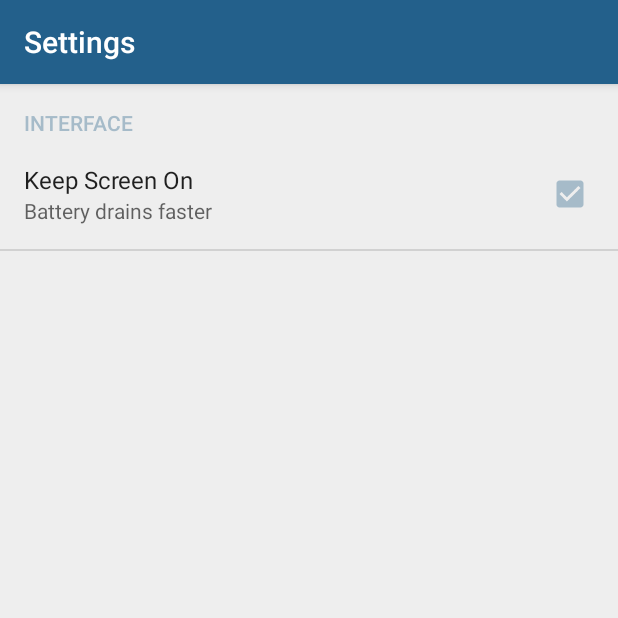
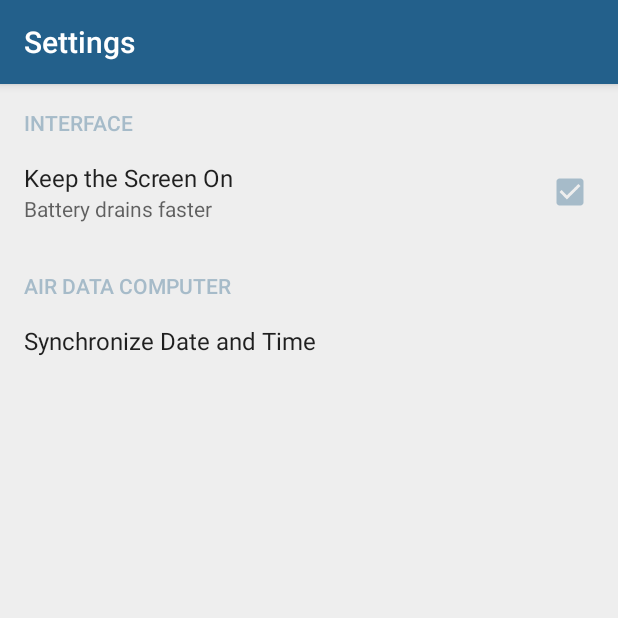
Before and after one commit to BasicAirData/AirDataBridge, an Android app: the screen it shows after launch (SettingsActivity), in the options menu, after a tap on "Settings", on a phone screen of 412 x 824 dp, the top half of it. Run offline under Robolectric (Android 15) with nearby library versions, the phone set to English and light mode, and no system bars; our stand-ins replace EventBus; libraries missing offline, so code that uses them is left out: eu.basicairdata.bluetoothhelper; 1 statement that could not run was skipped.

Commit message:
Closes #1 - Implement the time synchronization between ADC and Android device

```diff
--- a/app/build.gradle
+++ b/app/build.gradle
@@ -8,7 +8,7 @@ android {
         minSdkVersion 14
         targetSdkVersion 25
         versionCode 1
-        versionName "0.5b_20180208"
+        versionName "0.5b_20180210"
         testInstrumentationRunner "android.support.test.runner.AndroidJUnitRunner"
     }
     buildTypes {
--- a/app/src/main/java/eu/basicairdata/airdatabridge/AirDataBridgeApplication.java
+++ b/app/src/main/java/eu/basicairdata/airdatabridge/AirDataBridgeApplication.java
@@ -25,8 +25,10 @@ import android.content.BroadcastReceiver;
 import android.content.Context;
 import android.content.Intent;
 import android.content.IntentFilter;
+import android.content.SharedPreferences;
 import android.os.Environment;
 import android.os.Handler;
+import android.preference.PreferenceManager;
 import android.util.Log;
 
 import org.greenrobot.eventbus.EventBus;
@@ -49,6 +51,8 @@ public class AirDataBridgeApplication extends Application {
     public static final short SD_STATUS_NOT_PRESENT = 0;
     public static final short SD_STATUS_EMPTY       = 1;
     public static final short SD_STATUS_PRESENT     = 2;
+    public static final int   SYNC_NOSYNC           = 0;
+    public static final int   SYNC_ANDROID_TIME     = 1;
 
     public static final short NOT_AVAILABLE         = -1;
 
@@ -84,6 +88,7 @@ public class AirDataBridgeApplication extends Application {
     float DefaultStatusViewFrequency = 2;                                   // (Hz) the standard frequency for Status updates
     long DownloadedSize = 0L;
 
+    private int prefSyncDateTime = SYNC_ANDROID_TIME;
 
     // GETTERS AND SETTERS -----------------------------------------------------------------
 
@@ -447,7 +452,32 @@ public class AirDataBridgeApplication extends Application {
                                 }
                                 Log.w("myApp", "[#] AirDataBridgeApplication.java -------------------------- ");
                             }
+
+                            // Time sync req
+                            if ((SDCardDTAFrequency == 0) && (prefSyncDateTime != SYNC_NOSYNC)) {
+                                mBluetooth.SendMessage("$TMQ");
+                                startCommTimeout();
+                            }
+
                             EventBus.getDefault().post(EventBusMSG.REMOTE_UPDATE_LOGLIST);
+                            return;
+                        }
+
+
+                        if (message.startsWith("$TMA,")) {   // -------------------------------------------------- $TMA
+                            StringTokenizer tokens = new StringTokenizer(message, ",");
+                            if (tokens.countTokens() == 2) {
+                                stopCommTimeout();
+                                tokens.nextToken();                                         // Command $TMA
+                                long localtime  = System.currentTimeMillis() / 1000L;       // The Android time
+                                long remotetime = Long.parseLong(tokens.nextToken());       // The remote time
+
+                                // a simple synchronization (with one second of resolution) is implemented for now
+                                if (remotetime != localtime) {
+                                    mBluetooth.SendMessage("$TMS," + localtime);
+                                    startCommTimeout();
+                                }
+                            }
                             return;
                         }
 
@@ -563,6 +593,7 @@ public class AirDataBridgeApplication extends Application {
             // Bluetooth adapter not present
             Log.w("myApp", "[#] AirDataBridgeApplication.java - BLUETOOTH NOT PRESENT");
         }
+        LoadPreferences();
     }
 
 
@@ -717,8 +748,15 @@ public class AirDataBridgeApplication extends Application {
     }
 
 
+
     private void LoadPreferences() {
-        //SharedPreferences preferences = PreferenceManager.getDefaultSharedPreferences(getApplicationContext());
+        SharedPreferences preferences = PreferenceManager.getDefaultSharedPreferences(getApplicationContext());
+
+        int oldprefSyncDateTime = prefSyncDateTime;
+        prefSyncDateTime = Integer.valueOf(preferences.getString("prefSyncDatetime", "1"));
+        if (oldprefSyncDateTime != prefSyncDateTime) {
+            EventBus.getDefault().post(EventBusMSG.REMOTE_REQUEST_SYNC);
+        }
         //EventBus.getDefault().post(EventBusMSG.APPLY_SETTINGS);
     }
 
--- a/app/src/main/java/eu/basicairdata/airdatabridge/FragmentRealtime.java
+++ b/app/src/main/java/eu/basicairdata/airdatabridge/FragmentRealtime.java
@@ -156,9 +156,17 @@ public class FragmentRealtime extends Fragment {
 
                 String stime = CurrentDTA[1];
                 if (!stime.isEmpty()) {
-                    long unixtime = Long.parseLong(stime);
-                    String vv = new SimpleDateFormat("dd MMM yyyy - HH:mm:ss", Locale.ENGLISH).format(unixtime * 1000);
+                    long localtime = System.currentTimeMillis() / 1000L;       // The Android time
+                    long remotetime  = Long.parseLong(stime);                  // The DTA timestasmp
+                    String vv = new SimpleDateFormat("dd MMM yyyy - HH:mm:ss", Locale.ENGLISH).format(remotetime * 1000);
                     TVDatetime.setText(vv);
+
+                    // a simple synchronization (with one second of resolution) is implemented for now
+                    if (Math.abs(localtime - remotetime) <= 1) {
+                        TVTimesync.setText(getString(R.string.sync_android_time));
+                    } else {
+                        TVTimesync.setText(getString(R.string.sync_no_sync));
+                    }
                 }
                 String sairspeed = CurrentDTA[13];
                 if (!sairspeed.isEmpty()) {
--- a/app/src/main/java/eu/basicairdata/airdatabridge/FragmentSettings.java
+++ b/app/src/main/java/eu/basicairdata/airdatabridge/FragmentSettings.java
@@ -19,11 +19,16 @@
 package eu.basicairdata.airdatabridge;
 
 import android.content.SharedPreferences;
+import android.graphics.Color;
+import android.graphics.drawable.ColorDrawable;
 import android.os.Bundle;
+import android.preference.ListPreference;
 import android.preference.PreferenceFragment;
 import android.preference.PreferenceManager;
 
 import android.util.Log;
+import android.view.View;
+import android.widget.ListView;
 
 import org.greenrobot.eventbus.EventBus;
 
@@ -40,25 +45,49 @@ public class FragmentSettings extends PreferenceFragment {
         addPreferencesFromResource(R.xml.app_preferences);
 
         prefs = PreferenceManager.getDefaultSharedPreferences(getActivity().getApplicationContext());
-        SetupPreferences();
+
+        prefListener = new SharedPreferences.OnSharedPreferenceChangeListener() {
+            public void onSharedPreferenceChanged(SharedPreferences sharedPreferences, String key) {
+                if (key.equals("prefSyncDatetime")) {
+
+                }
+                SetupPreferences();
+            }
+        };
+    }
+
+    @Override
+    public void onActivityCreated(Bundle savedInstanceState) {
+        super.onActivityCreated(savedInstanceState);
+
+        // remove dividers
+        View rootView = getView();
+        ListView list = (ListView) rootView.findViewById(android.R.id.list);
+        list.setDivider(new ColorDrawable(Color.TRANSPARENT));
+        list.setDividerHeight(0);
+
     }
 
     @Override
     public void onResume() {
         prefs.registerOnSharedPreferenceChangeListener(prefListener);
         //Log.w("myApp", "[#] FragmentSettings.java - onResume");
+        //setDivider(new ColorDrawable(Color.TRANSPARENT));
+        //setDividerHeight(0);
+        SetupPreferences();
         super.onResume();
     }
 
     @Override
     public void onPause() {
         prefs.unregisterOnSharedPreferenceChangeListener(prefListener);
-        Log.w("myApp", "[#] FragmentSettings.java - onPause");
+        //Log.w("myApp", "[#] FragmentSettings.java - onPause");
         EventBus.getDefault().post(EventBusMSG.UPDATE_SETTINGS);
         super.onPause();
     }
 
     public void SetupPreferences() {
-
+        ListPreference prefSyncDatetime = (ListPreference) findPreference("prefSyncDatetime");
+        prefSyncDatetime.setSummary(prefSyncDatetime.getEntry());
     }
 }
--- a/app/src/main/res/layout/fragment_realtime.xml
+++ b/app/src/main/res/layout/fragment_realtime.xml
@@ -328,7 +328,7 @@
             android:textAppearance="?android:attr/textAppearanceSmall"
             android:layout_marginTop="2dp"
             android:layout_marginBottom="2dp"
-            android:text="No Sync"
+            android:text="-"
             android:textColor="@color/colorTextStrong"
             android:maxLines="1" />
 
--- a/app/src/main/res/values/colors.xml
+++ b/app/src/main/res/values/colors.xml
@@ -1,7 +1,7 @@
 <?xml version="1.0" encoding="utf-8"?>
 
 <!--
-  ~ fragment_loglist xml
+  ~ colors xml
   ~ Created by G.Capelli (BasicAirData) on 8/6/2017
   ~
   ~ This program is free software: you can redistribute it and/or modify
--- a/app/src/main/res/values/strings.xml
+++ b/app/src/main/res/values/strings.xml
@@ -38,6 +38,8 @@
     <string name="realtime_disabled">Disabled</string>
     <string name="realtime_update_at_hz">Frequency %1$s Hz</string>
     <string name="realtime_not_connected">Air Data Computer not connected\n\nWhen the ADC is connected\non this tab you can view the data\nin real time</string>
+    <string name="sync_no_sync">no sync</string>
+    <string name="sync_android_time">Android time</string>
 
     <string name="tab_remote_loglist">REMOTE</string>
     <string name="remote_sd_not_connected">Air Data Computer not connected\n\nWhen the ADC is connected\non this tab you can manage the Log Files\nof the remote SDCard</string>
@@ -79,8 +81,13 @@
 
     <!-- Settings -->
     <string name="pref_category_interface">INTERFACE</string>
-    <string name="pref_keep_screen_on">Keep Screen On</string>
+    <string name="pref_keep_screen_on">Keep the Screen On</string>
     <string name="pref_keep_screen_on_summary">Battery drains faster</string>
+
+    <string name="pref_category_airdatacomputer">AIR DATA COMPUTER</string>
+    <string name="pref_sync_datetime">Synchronize Date and Time</string>
+    <string name="pref_sync_datetime_nosync">no synchronization</string>
+    <string name="pref_sync_datetime_android">with Android time</string>
 
     <!-- Units of measurement -->
     <string name="m_s">m/s</string>
--- a/app/src/main/res/xml/app_preferences.xml
+++ b/app/src/main/res/xml/app_preferences.xml
@@ -32,4 +32,17 @@
 
     </PreferenceCategory>
 
+    <PreferenceCategory
+        android:title="@string/pref_category_airdatacomputer">
+
+        <ListPreference
+            android:key="prefSyncDatetime"
+            android:title="@string/pref_sync_datetime"
+            android:summary="@string/pref_sync_datetime_android"
+            android:entries="@array/DateTimeSync"
+            android:entryValues="@array/DateTimeSyncValues"
+            android:defaultValue="1" />
+
+    </PreferenceCategory>
+
 </PreferenceScreen>
```
